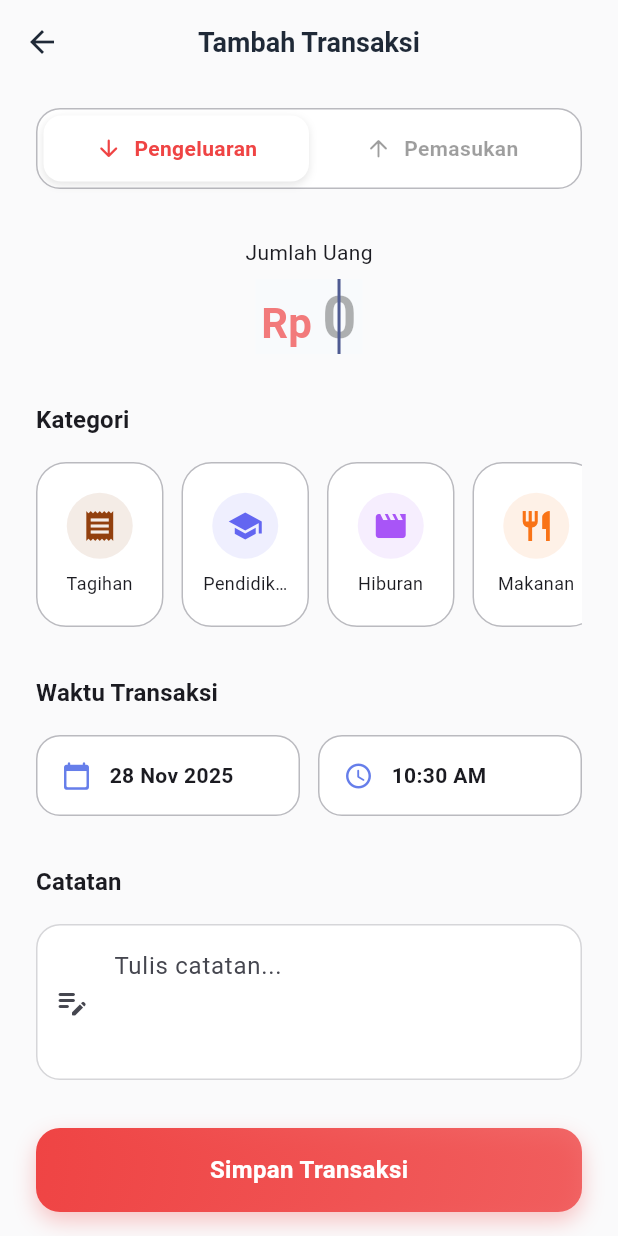
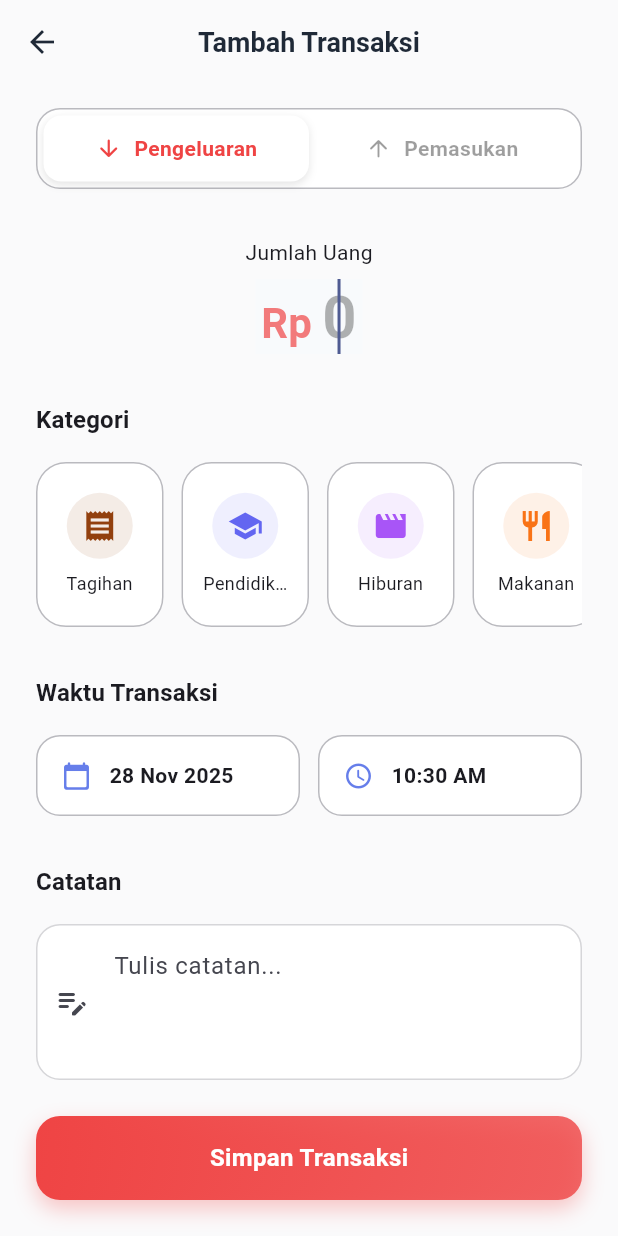
Before and after one commit to danang0202/DanaBowo-Financial-Tracker, a Flutter app: the AddTransactionScreen screen opened directly, on a phone screen of 412 x 824 dp. Run offline on Flutter 3.47's test engine with Material 3 defaults, Android fonts, the light colour scheme and no system bars; our stand-ins replace csv, fl_chart, hive, hive_flutter, pdf, share_plus; accounts and stored records are empty; generated files the repository leaves out were written again.

Commit message:
feat: Implement category usage check to prevent deletion and refactor add transaction save button layout.

```diff
--- a/lib/screens/add_transaction_screen.dart
+++ b/lib/screens/add_transaction_screen.dart
@@ -368,16 +368,12 @@ class _AddTransactionScreenState extends State<AddTransactionScreen> {
                     ),
                     maxLines: 3,
                   ),
-                  const SizedBox(height: 100), // Space for bottom button
+                  const SizedBox(height: 24),
                 ],
               ),
             ),
-          ],
-        ),
-      ),
-      floatingActionButtonLocation: FloatingActionButtonLocation.centerFloat,
-      floatingActionButton: Padding(
-        padding: const EdgeInsets.symmetric(horizontal: 24),
+            Padding(
+              padding: const EdgeInsets.fromLTRB(24, 16, 24, 24),
               child: Container(
                 width: double.infinity,
                 height: 56,
@@ -413,6 +409,9 @@ class _AddTransactionScreenState extends State<AddTransactionScreen> {
                     ),
                   ),
                 ),
+              ),
+            ),
+          ],
         ),
       ),
     );
```
Also changed, not shown: lib/providers/category_provider.dart (+15 -0 lines), lib/screens/categories_screen.dart (+32 -0 lines). Lines whose indentation alone changed are shown as unchanged.
